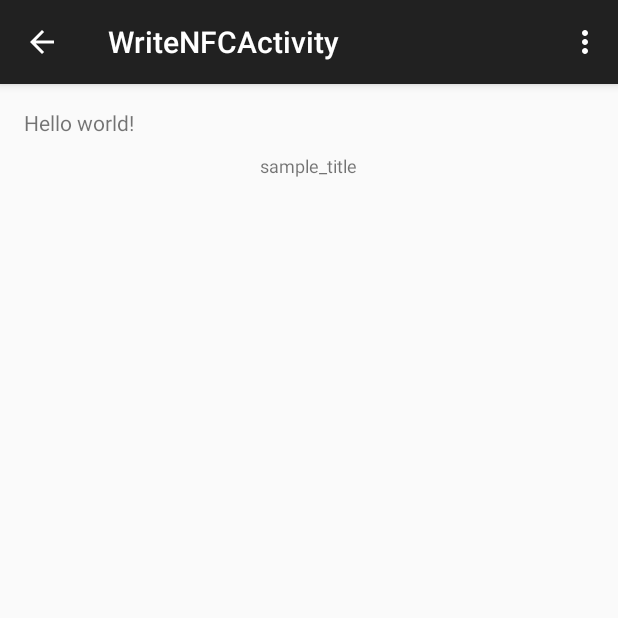
After one commit to star-Ray/PPFYP, an Android app: the WriteNFCActivity screen opened directly, with no data from a screen before it, on a phone screen of 412 x 824 dp, the top half of it. The commit adds this screen. Run offline under Robolectric (Android 15) with nearby library versions, the phone set to English and light mode, and no system bars; 2 statements that could not run were skipped.

Commit message:
- update courier class to match new ERD - remove unnecessary action bar codes - create new testing activity (write nfc)

```diff
--- a/FYPProject/app/src/main/java/com/example/arnold/fypproject/Activity/LoginActivity.java
+++ b/FYPProject/app/src/main/java/com/example/arnold/fypproject/Activity/LoginActivity.java
@@ -93,7 +93,7 @@ public class LoginActivity extends Activity{
     }
 
     public Courier createTestCourier(){
-        Courier courier = new Courier(1,1,"Arnold_Courier", "98765446", "Hougang", "no_remarks", null);
+        Courier courier = new Courier(1,1,"Arnold_Courier", "Arnold_username", "123", "123", "98765446", "Hougang", "no_remarks", null, 1);
         return courier;
     }
 
--- /dev/null
+++ b/FYPProject/app/src/main/java/com/example/arnold/fypproject/Activity/WriteNFCActivity.java
@@ -0,0 +1,144 @@
+package com.example.arnold.fypproject.Activity;
+
+import android.app.Activity;
+import android.app.PendingIntent;
+import android.content.Intent;
+import android.content.IntentFilter;
+import android.nfc.NfcAdapter;
+import android.support.v7.app.ActionBarActivity;
+import android.os.Bundle;
+import android.view.Menu;
+import android.view.MenuItem;
+import android.widget.TextView;
+import android.widget.Toast;
+
+import com.example.arnold.fypproject.R;
+
+public class WriteNFCActivity extends ActionBarActivity {
+
+    public static final String MIME_TEXT_PLAIN = "text/plain";
+
+    private NfcAdapter nfcAdapter;
+    private TextView sampleText;
+
+    @Override
+    protected void onCreate(Bundle savedInstanceState) {
+        super.onCreate(savedInstanceState);
+        setContentView(R.layout.activity_write_nfc);
+
+        //        initialization
+        nfcAdapter = NfcAdapter.getDefaultAdapter(this);
+
+        //        Stop here if device does not support NFC
+        if (nfcAdapter == null){
+            Toast.makeText(this, "This device does not support NFC.", Toast.LENGTH_LONG).show();
+            finish(); //to end this activity and return
+        }
+    }
+
+    @Override
+    public boolean onCreateOptionsMenu(Menu menu) {
+        // Inflate the menu; this adds items to the action bar if it is present.
+        getMenuInflater().inflate(R.menu.menu_write_nfc, menu);
+        return true;
+    }
+
+    @Override
+    public boolean onOptionsItemSelected(MenuItem item) {
+        // Handle action bar item clicks here. The action bar will
+        // automatically handle clicks on the Home/Up button, so long
+        // as you specify a parent activity in AndroidManifest.xml.
+        int id = item.getItemId();
+
+        //noinspection SimplifiableIfStatement
+        if (id == R.id.action_settings) {
+            return true;
+        }
+
+        return super.onOptionsItemSelected(item);
+    }
+
+    @Override
+    protected void onResume() {
+        super.onResume();
+        /**
+         * It's important, that the activity is in the foreground (resumed). Otherwise
+         * an IllegalStateException is thrown.
+         */
+        setupForegroundDispatch(this, nfcAdapter);
+        System.out.println("On Resume Running...");
+    }
+
+    @Override
+    protected void onPause() {
+        /**
+         * Call this before onPause, otherwise an IllegalArgumentException is thrown as well.
+         */
+        stopForegroundDispatch(this, nfcAdapter);
+        super.onPause();
+    }
+
+    @Override
+    protected void onNewIntent(Intent intent) {
+        /**
+         * This method gets called, when a new Intent gets associated with the current activity instance.
+         * Instead of creating a new activity, onNewIntent will be called. For more information have a look
+         * at the documentation.
+         *
+         * In our case this method gets called, when the user attaches a Tag to the device.
+         */
+
+        String showString = "NFC Tag detected!\nIntent: " + intent.toString();
+
+        System.out.println("new intent is here");
+        sampleText = (TextView)findViewById(R.id.nfc_sample_text);
+        sampleText.setText(showString);
+        Toast.makeText(this, showString, Toast.LENGTH_LONG).show();
+//        handleIntent(intent);
+
+        sampleText.setText(intent.getAction());
+        if (intent.getAction().equals(NfcAdapter.ACTION_TAG_DISCOVERED)){
+            Toast.makeText(this,"tag detected!", Toast.LENGTH_SHORT).show();
+        }
+    }
+
+    /**
+     * @param activity The corresponding {@link Activity} requesting the foreground dispatch.
+     * @param adapter The {@link NfcAdapter} used for the foreground dispatch.
+     */
+    protected static void setupForegroundDispatch(final Activity activity, NfcAdapter adapter) {
+        final Intent intent = new Intent(activity.getApplicationContext(), activity.getClass());
+        intent.setFlags(Intent.FLAG_ACTIVITY_SINGLE_TOP);
+
+        System.out.println(intent.toString());
+
+        final PendingIntent pendingIntent = PendingIntent.getActivity(activity.getApplicationContext(), 0, intent, 0);
+
+        IntentFilter[] filters = new IntentFilter[1];
+        String[][] techList = new String[][]{};
+
+        // Notice that this is the same filter as in our manifest.
+        filters[0] = new IntentFilter();
+        filters[0].addAction(NfcAdapter.ACTION_TAG_DISCOVERED);
+        filters[0].addCategory(Intent.CATEGORY_DEFAULT);
+        try {
+            filters[0].addDataType(MIME_TEXT_PLAIN);
+        } catch (IntentFilter.MalformedMimeTypeException e) {
+            throw new RuntimeException("Check your mime type.");
+        }
+//        adapter.enableForegroundDispatch(activity, pendingIntent, filters, techList);
+        System.out.println("activity: " + activity.toString());
+        System.out.println("pending intent: " + pendingIntent.toString());
+        System.out.println("filters: " + filters.toString());
+        System.out.println("techlist: " + techList.toString());
+        adapter.enableForegroundDispatch(activity, pendingIntent, null, null);
+    }
+
+    /**
+     * @param activity The corresponding {@link BaseActivity} requesting to stop the foreground dispatch.
+     * @param adapter The {@link NfcAdapter} used for the foreground dispatch.
+     */
+    protected static void stopForegroundDispatch(final Activity activity, NfcAdapter adapter) {
+        adapter.disableForegroundDispatch(activity);
+    }
+}
--- /dev/null
+++ b/FYPProject/app/src/main/res/layout/activity_write_nfc.xml
@@ -0,0 +1,21 @@
+<RelativeLayout xmlns:android="http://schemas.android.com/apk/res/android"
+    xmlns:tools="http://schemas.android.com/tools" android:layout_width="match_parent"
+    android:layout_height="match_parent" android:paddingLeft="@dimen/activity_horizontal_margin"
+    android:paddingRight="@dimen/activity_horizontal_margin"
+    android:paddingTop="@dimen/activity_vertical_margin"
+    android:paddingBottom="@dimen/activity_vertical_margin"
+    tools:context="com.example.arnold.fypproject.Activity.WriteNFCActivity">
+
+    <TextView android:text="@string/hello_world" android:layout_width="wrap_content"
+        android:layout_height="wrap_content" />
+
+    <TextView
+        android:id="@+id/nfc_sample_text"
+        android:layout_width="wrap_content"
+        android:layout_height="wrap_content"
+        android:layout_centerHorizontal="true"
+        android:padding="30dp"
+        android:text="sample_title"
+        android:textSize="12dp" />
+
+</RelativeLayout>
--- /dev/null
+++ b/FYPProject/app/src/main/res/menu/menu_write_nfc.xml
@@ -0,0 +1,7 @@
+<menu xmlns:android="http://schemas.android.com/apk/res/android"
+    xmlns:app="http://schemas.android.com/apk/res-auto"
+    xmlns:tools="http://schemas.android.com/tools"
+    tools:context="com.example.arnold.fypproject.Activity.WriteNFCActivity">
+    <item android:id="@+id/action_settings" android:title="@string/action_settings"
+        android:orderInCategory="100" app:showAsAction="never" />
+</menu>
--- a/FYPProject/app/src/main/res/values/strings.xml
+++ b/FYPProject/app/src/main/res/values/strings.xml
@@ -26,4 +26,5 @@
     <string name="title_activity_test3">Test3Activity</string>
     <string name="title_activity_test3_activitiy">Test3Activitiy</string>
     <string name="title_activity_read_nfc">ReadNFCActivity</string>
+    <string name="title_activity_write_nfc">WriteNFCActivity</string>
 </resources>
```
Also changed, not shown: FYPProject/app/src/main/AndroidManifest.xml (+26 -6 lines), FYPProject/app/src/main/java/com/example/arnold/fypproject/Activity/HomepageActivity.java (+8 -1 lines), FYPProject/app/src/main/java/com/example/arnold/fypproject/Activity/Test2Activity.java (+1 -25 lines).
